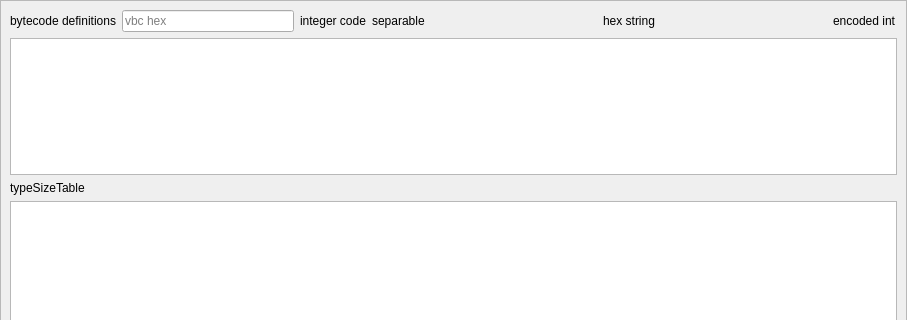
Above: apps/CodeForm/codeform.ui from assignonward/aosuite before the change; both pictures show x 0 to 907 and y 0 to 320 of the 907 by 846 pixel window. Below: the same form after it.
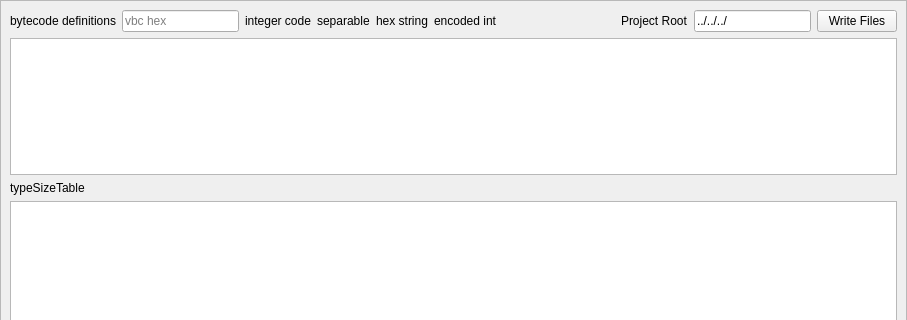
That is the form after the change.

What changed in the file:
```diff
--- a/apps/CodeForm/codeform.ui
+++ b/apps/CodeForm/codeform.ui
@@ -62,19 +62,6 @@
         </property>
        </widget>
       </item>
-      <item>
-       <spacer name="horizontalSpacer_3">
-        <property name="orientation">
-         <enum>Qt::Horizontal</enum>
-        </property>
-        <property name="sizeHint" stdset="0">
-         <size>
-          <width>40</width>
-          <height>20</height>
-         </size>
-        </property>
-       </spacer>
-      </item>
       <item>
        <widget class="QLabel" name="hexString">
         <property name="text">
@@ -82,19 +69,6 @@
         </property>
        </widget>
       </item>
-      <item>
-       <spacer name="horizontalSpacer_2">
-        <property name="orientation">
-         <enum>Qt::Horizontal</enum>
-        </property>
-        <property name="sizeHint" stdset="0">
-         <size>
-          <width>40</width>
-          <height>20</height>
-         </size>
-        </property>
-       </spacer>
-      </item>
       <item>
        <widget class="QLabel" name="encodedInt">
         <property name="text">
@@ -102,6 +76,40 @@
         </property>
        </widget>
       </item>
+      <item>
+       <spacer name="horizontalSpacer_2">
+        <property name="orientation">
+         <enum>Qt::Horizontal</enum>
+        </property>
+        <property name="sizeHint" stdset="0">
+         <size>
+          <width>40</width>
+          <height>20</height>
+         </size>
+        </property>
+       </spacer>
+      </item>
+      <item>
+       <widget class="QLabel" name="label_6">
+        <property name="text">
+         <string>Project Root</string>
+        </property>
+       </widget>
+      </item>
+      <item>
+       <widget class="QLineEdit" name="projectRoot">
+        <property name="text">
+         <string>../../../</string>
+        </property>
+       </widget>
+      </item>
+      <item>
+       <widget class="QPushButton" name="writeFiles">
+        <property name="text">
+         <string>Write Files</string>
+        </property>
+       </widget>
+      </item>
      </layout>
     </item>
     <item>
```
